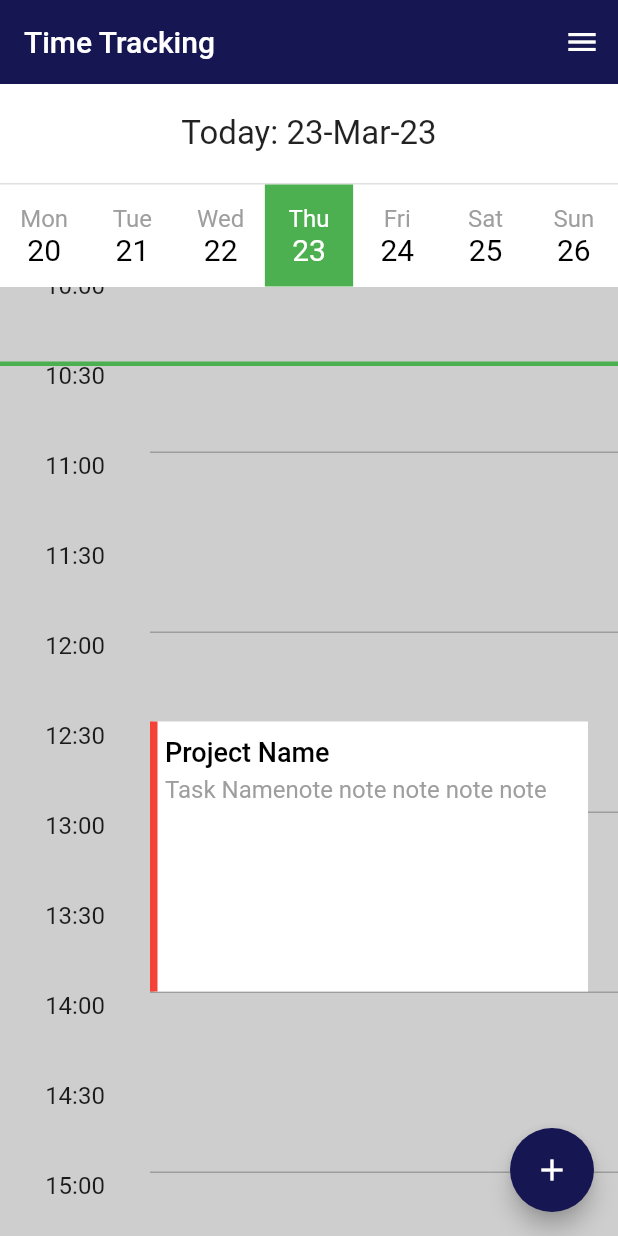
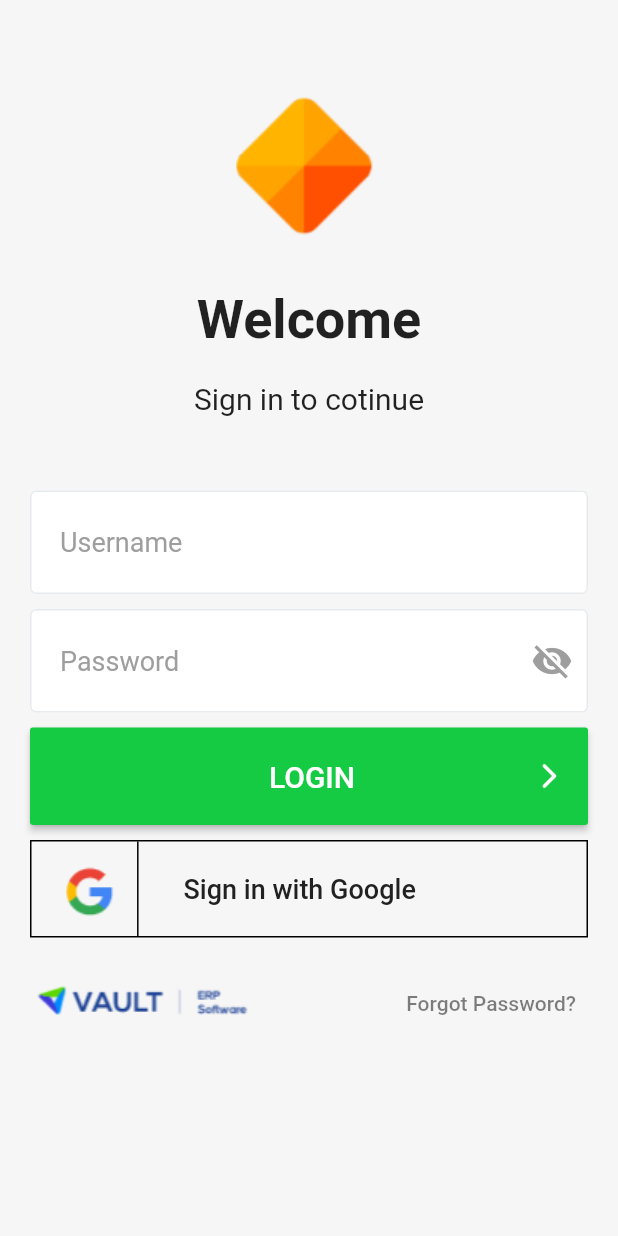
Before and after one commit to HarshsSharma/rc_ali, a Flutter app: the screen it shows after launch, on a phone screen of 412 x 824 dp. Run offline on Flutter 3.47's test engine with Material 2 defaults, Android fonts, the phone set to English and light mode, and no system bars; our stand-ins replace flutter_slidable, internet_connection_checker.

Commit message:
Vault login screen

```diff
--- /dev/null
+++ b/phone_log/lib/individual_pages/time_tracking/controller/authController.dart
@@ -0,0 +1,13 @@
+import 'package:flutter/material.dart';
+
+class AuthViewModel extends ChangeNotifier {
+  final TextEditingController nameController = TextEditingController();
+  final TextEditingController passwordController = TextEditingController();
+  final ScrollController loginScroll = ScrollController();
+  final GlobalKey loginButtonKey = GlobalKey();
+  bool isVisible = false;
+  void toggleVisibilty() {
+    isVisible = !isVisible;
+    notifyListeners();
+  }
+}
--- a/phone_log/lib/individual_pages/time_tracking/view/add_time_entry.dart
+++ b/phone_log/lib/individual_pages/time_tracking/view/add_time_entry.dart
@@ -56,7 +56,7 @@ class AddTimeEntity extends StatelessWidget {
                   Navigator.push(
                       context,
                       MaterialPageRoute(
-                        builder: (context) => const EntryViews(),
+                        builder: (context) => EntryViews(),
                       ));
                   context.read<TimeTrackingViewModel>().currentView = 0;
                   context.read<TimeTrackingViewModel>().selectedRadio = -5;
--- /dev/null
+++ b/phone_log/lib/individual_pages/time_tracking/view/login_screen.dart
@@ -0,0 +1,172 @@
+import 'package:flutter/material.dart';
+import 'package:phone_log/individual_pages/time_tracking/controller/authController.dart';
+import 'package:provider/provider.dart';
+
+class LoginScreen extends StatelessWidget {
+  const LoginScreen({super.key});
+
+  @override
+  Widget build(BuildContext context) {
+    return Scaffold(
+      resizeToAvoidBottomInset: true,
+      backgroundColor: const Color(0xffF6F6F6),
+      body: Padding(
+        padding: const EdgeInsets.symmetric(horizontal: 20),
+        child: SingleChildScrollView(
+          controller: context.read<AuthViewModel>().loginScroll,
+          child: Container(
+            alignment: Alignment.center,
+            child: Column(
+                crossAxisAlignment: CrossAxisAlignment.center,
+                children: [
+                  const SizedBox(height: 50),
+                  Image.asset('assets/images/rareCrewLogo.PNG'),
+                  const SizedBox(height: 30),
+                  Text(
+                    'Welcome',
+                    style: TextStyle(fontSize: 36, fontWeight: FontWeight.bold),
+                  ),
+                  const SizedBox(height: 20),
+                  Text(
+                    'Sign in to cotinue',
+                    style:
+                        TextStyle(fontSize: 20, fontWeight: FontWeight.normal),
+                  ),
+                  const SizedBox(height: 50),
+                  LoginField(
+                      hint: 'Username',
+                      onTap: () {},
+                      keyboardButton: TextInputAction.next,
+                      controller: context.read<AuthViewModel>().nameController),
+                  const SizedBox(height: 10),
+                  LoginField(
+                    hint: 'Password',
+                    isPassword: context.watch<AuthViewModel>().isVisible,
+                    controller:
+                        context.read<AuthViewModel>().passwordController,
+                    suffix: IconButton(
+                        onPressed: () {
+                          context.read<AuthViewModel>().toggleVisibilty();
+                        },
+                        icon: Icon(
+                          context.watch<AuthViewModel>().isVisible
+                              ? Icons.visibility
+                              : Icons.visibility_off,
+                          color: Colors.grey,
+                          size: 28,
+                        )),
+                  ),
+                  const SizedBox(height: 10),
+                  MaterialButton(
+                    key: context.read<AuthViewModel>().loginButtonKey,
+                    height: 65,
+                    onPressed: () {},
+                    color: Color(0xff14CB43),
+                    child: Row(
+                      mainAxisAlignment: MainAxisAlignment.spaceBetween,
+                      children: [
+                        Icon(
+                          Icons.arrow_forward_ios_rounded,
+                          color: Colors.transparent,
+                        ),
+                        Text(
+                          'LOGIN',
+                          style: TextStyle(color: Colors.white, fontSize: 20),
+                        ),
+                        Icon(
+                          Icons.arrow_forward_ios_rounded,
+                          color: Colors.white,
+                          size: 20,
+                        ),
+                      ],
+                    ),
+                  ),
+                  const SizedBox(height: 10),
+                  Container(
+                    height: 65,
+                    decoration: BoxDecoration(border: Border.all()),
+                    child: MaterialButton(
+                      elevation: 0,
+                      padding: EdgeInsets.symmetric(horizontal: 10),
+                      onPressed: () {},
+                      color: Colors.transparent,
+                      child: Row(
+                        children: [
+                          Container(
+                              margin: EdgeInsets.only(right: 30),
+                              height: double.infinity,
+                              decoration: BoxDecoration(
+                                  border: Border(right: BorderSide())),
+                              child: Image.asset('assets/images/google.PNG')),
+                          Text(
+                            'Sign in with Google',
+                            style: TextStyle(
+                                color: Color(0xff212121), fontSize: 18),
+                          ),
+                        ],
+                      ),
+                    ),
+                  ),
+                  const SizedBox(height: 20),
+                  Row(
+                    mainAxisAlignment: MainAxisAlignment.spaceBetween,
+                    children: [
+                      Image.asset('assets/images/vault.PNG'),
+                      TextButton(
+                          onPressed: () {},
+                          child: Text(
+                            'Forgot Password?',
+                            style:
+                                TextStyle(color: Color.fromRGBO(0, 0, 0, .5)),
+                          ))
+                    ],
+                  )
+                ]),
+          ),
+        ),
+      ),
+    );
+  }
+}
+
+class LoginField extends StatelessWidget {
+  final String hint;
+  final bool isPassword;
+  final TextEditingController controller;
+  final Widget? suffix;
+  final TextInputAction? keyboardButton;
+  final VoidCallback? onTap;
+  const LoginField({
+    super.key,
+    required this.hint,
+    required this.controller,
+    this.suffix,
+    this.isPassword = false,
+    this.keyboardButton,
+    this.onTap,
+  });
+
+  @override
+  Widget build(BuildContext context) {
+    return TextFormField(
+      scrollPadding: EdgeInsets.only(
+          bottom: MediaQuery.of(context).viewInsets.bottom + 200),
+      textInputAction: keyboardButton,
+      onTap: onTap,
+      obscureText: isPassword,
+      controller: controller,
+      decoration: InputDecoration(
+          contentPadding:
+              const EdgeInsets.symmetric(vertical: 24, horizontal: 20),
+          fillColor: Colors.white,
+          filled: true,
+          border: const OutlineInputBorder(
+              borderSide: BorderSide(color: Color(0xffE7EAEC))),
+          enabledBorder: const OutlineInputBorder(
+              borderSide: BorderSide(color: Color(0xffE7EAEC))),
+          hintText: hint,
+          suffixIcon: suffix,
+          hintStyle: const TextStyle(color: Colors.grey, fontSize: 18)),
+    );
+  }
+}
--- a/phone_log/lib/main.dart
+++ b/phone_log/lib/main.dart
@@ -6,7 +6,8 @@ import 'package:phone_log/core/router.dart';
 import 'package:phone_log/individual_pages/time_tracking/controller/time_tracking_controller.dart';
 import 'package:provider/provider.dart';
 
-import 'individual_pages/time_tracking/view/time_tracking.dart';
+import 'individual_pages/time_tracking/controller/authController.dart';
+import 'individual_pages/time_tracking/view/login_screen.dart';
 
 void main() async {
   WidgetsFlutterBinding.ensureInitialized();
@@ -14,8 +15,8 @@ void main() async {
   SystemChrome.setSystemUIOverlayStyle(
     const SystemUiOverlayStyle(
       statusBarColor: Colors.transparent,
-      statusBarIconBrightness: Brightness.light,
-      statusBarBrightness: Brightness.light,
+      statusBarIconBrightness: Brightness.dark,
+      statusBarBrightness: Brightness.dark,
     ),
   );
   runApp(MyApp(
@@ -35,7 +36,10 @@ class MyApp extends StatelessWidget {
         ),
         ChangeNotifierProvider(
           create: (context) => TimeTrackingViewModel(),
-        )
+        ),
+        ChangeNotifierProvider(
+          create: (context) => AuthViewModel(),
+        ),
       ],
       child: MaterialApp(
         debugShowCheckedModeBanner: false,
@@ -48,7 +52,8 @@ class MyApp extends StatelessWidget {
           scaffoldBackgroundColor: AppColors.scaffoldBG,
           primarySwatch: Colors.blue,
         ),
-        home: const TimeTracking(),
+        //home: const TimeTracking(),
+        home: const LoginScreen(),
         // onGenerateRoute: appRouter.onGenerateRoute,
       ),
     );
```
Also changed, not shown: phone_log/lib/individual_pages/time_tracking/controller/time_tracking_controller.dart (+20 -0 lines), phone_log/lib/individual_pages/time_tracking/view/add_entry_views.dart (+11 -3 lines), phone_log/lib/individual_pages/time_tracking/view/time_tracking.dart (+78 -16 lines), phone_log/assets/images/google.PNG (added), phone_log/assets/images/rareCrewLogo.PNG (added), phone_log/assets/images/vault.PNG (added).
